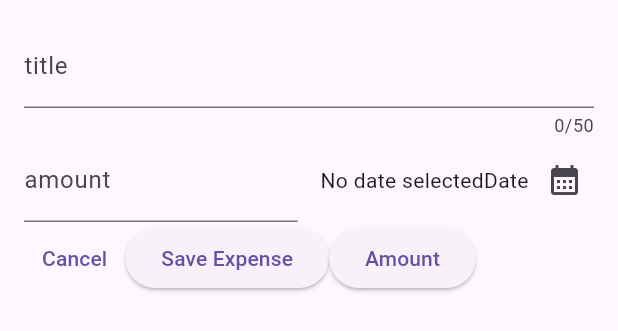
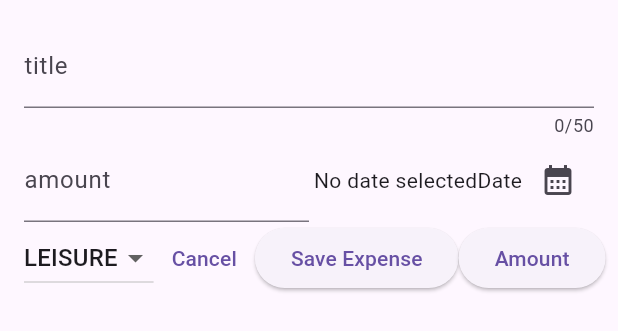
Before and after one commit to NizamUddin07/expense_dairy, a Flutter app: the NewExpense widget shown alone on an empty page, opened directly, on a phone screen of 412 x 824 dp. Shown: the top 331 px of the screen. Run offline on Flutter 3.47's test engine with Material 3 defaults, Android fonts, the phone set to English and light mode, and no system bars.

Commit message:
dorpdown list added with selected menu

```diff
--- a/lib/new_expense.dart
+++ b/lib/new_expense.dart
@@ -1,6 +1,8 @@
+
 import 'package:flutter/material.dart';
 import 'package:uuid/uuid.dart';
 import 'package:intl/intl.dart';
+import 'package:expense_tracker/expense.dart';
 
 final formatter = DateFormat.yMd();
 
@@ -17,6 +19,7 @@ class _NewExpenseState extends State<NewExpense> {
   final _amountController = TextEditingController();
   final _titleController = TextEditingController();
   DateTime ? _selectedDate;
+  Category _selectedCategory = Category.leisure;
 
   void _presentDatePicker() async{
     final now = DateTime.now();
@@ -59,7 +62,7 @@ setState(() {
              ),
            )
            ),
-           SizedBox(width: 15,),
+
            Expanded(
                child: Row(
                  mainAxisAlignment: MainAxisAlignment.end,
@@ -77,6 +80,22 @@ setState(() {
          ),
           Row(
             children: [
+            DropdownButton(
+              value: _selectedCategory,
+                items: Category.values.map((category)=>DropdownMenuItem( value : category,
+                child: Text(category.name.toUpperCase(),
+                ),
+                ),
+
+            ).toList(),
+                onChanged: (value){
+              setState(() {
+                if (value ==null){
+                  return;
+                }
+                _selectedCategory = value;
+              });
+                }),
 
               TextButton(onPressed: (){
                 Navigator.pop(context);
```
